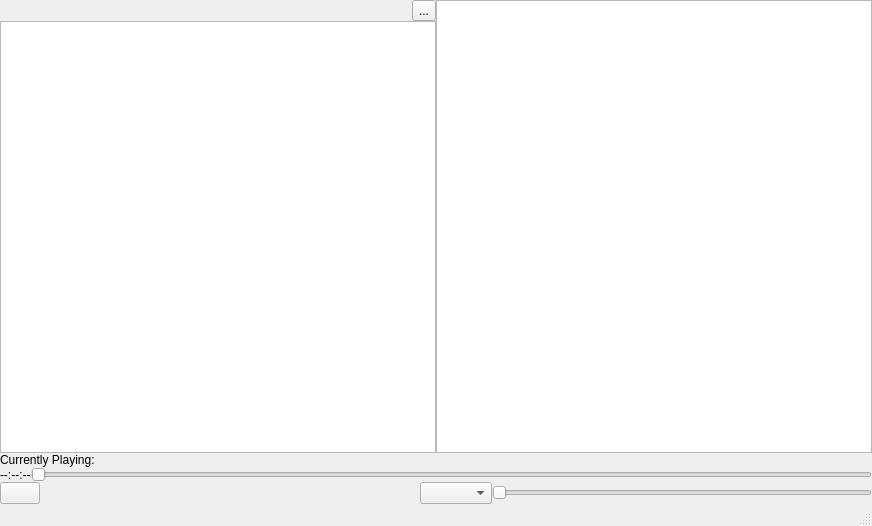
First picture: the form in src/ui-element/MainWindow.ui, repository Otakukingdom/Nodoka, before the edit.
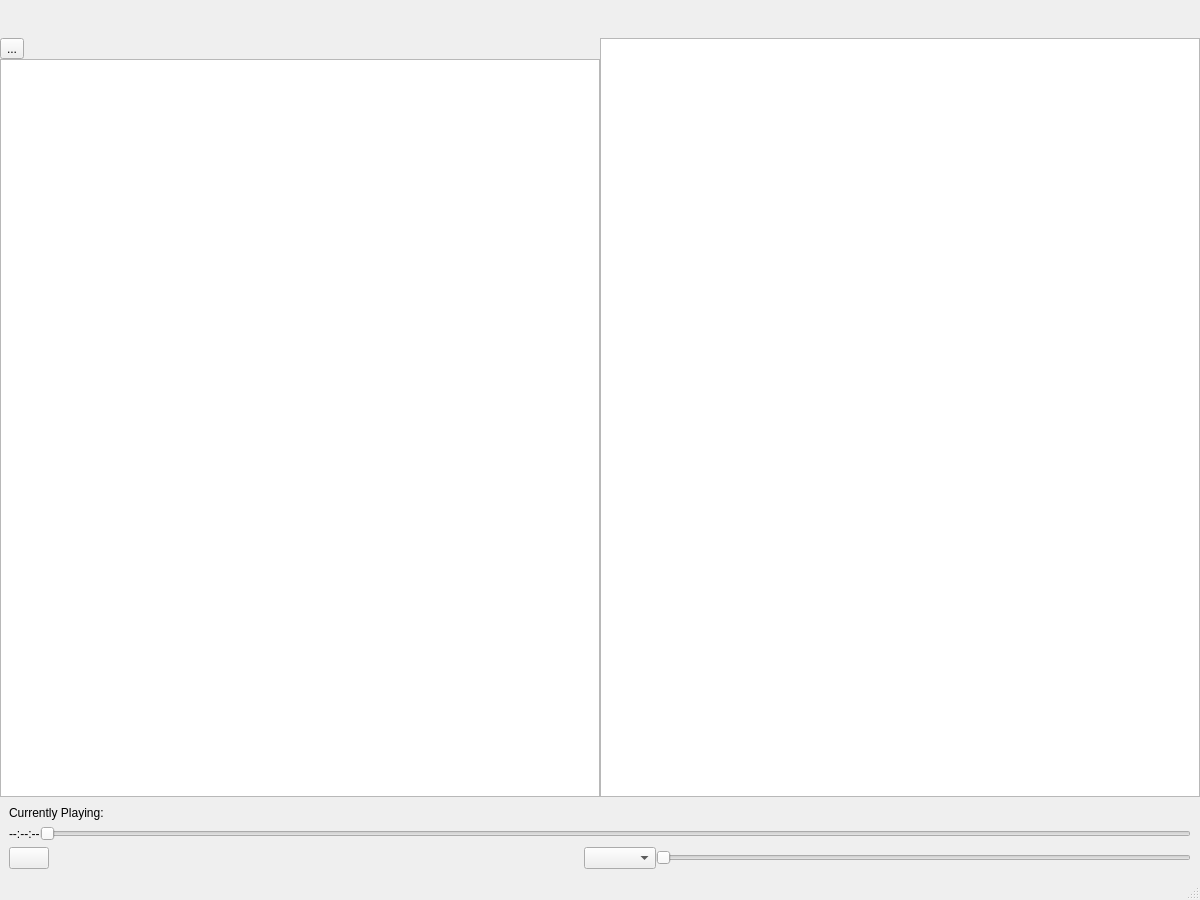
Second picture: the form after the edit. Icons and pictures are not drawn.

What changed in the file:
```diff
--- a/src/ui-element/MainWindow.ui
+++ b/src/ui-element/MainWindow.ui
@@ -6,8 +6,8 @@
    <rect>
     <x>0</x>
     <y>0</y>
-    <width>872</width>
-    <height>526</height>
+    <width>1200</width>
+    <height>900</height>
    </rect>
   </property>
   <property name="windowTitle">
@@ -21,7 +21,7 @@
    <string notr="true"/>
   </property>
   <widget class="QWidget" name="centralwidget">
-   <layout class="QVBoxLayout" name="verticalLayout_2">
+   <layout class="QVBoxLayout" name="mainVerticalLayout">
     <property name="spacing">
      <number>0</number>
     </property>
@@ -38,29 +38,66 @@
      <number>0</number>
     </property>
     <item>
-     <layout class="QHBoxLayout" name="horizontalLayout_4">
+     <widget class="QWidget" name="topHorizontalWidget" native="true">
+      <layout class="QHBoxLayout" name="topHorizontalLayout" stretch="33,55">
+       <item>
+        <spacer name="horizontalSpacer_2">
+         <property name="orientation">
+          <enum>Qt::Horizontal</enum>
+         </property>
+         <property name="sizeHint" stdset="0">
+          <size>
+           <width>40</width>
+           <height>20</height>
+          </size>
+         </property>
+        </spacer>
+       </item>
+       <item>
+        <spacer name="horizontalSpacer_3">
+         <property name="orientation">
+          <enum>Qt::Horizontal</enum>
+         </property>
+         <property name="sizeHint" stdset="0">
+          <size>
+           <width>40</width>
+           <height>20</height>
+          </size>
+         </property>
+        </spacer>
+       </item>
+      </layout>
+     </widget>
+    </item>
+    <item>
+     <layout class="QHBoxLayout" name="fileHorizontalLayout" stretch="0,0">
       <property name="spacing">
        <number>0</number>
       </property>
       <item>
+       <widget class="QWidget" name="audiobookViewVertical" native="true">
        <layout class="QVBoxLayout" name="verticalLayout">
+         <property name="spacing">
+          <number>0</number>
+         </property>
+         <property name="leftMargin">
+          <number>0</number>
+         </property>
+         <property name="topMargin">
+          <number>0</number>
+         </property>
+         <property name="rightMargin">
+          <number>0</number>
+         </property>
+         <property name="bottomMargin">
+          <number>0</number>
+         </property>
         <item>
          <layout class="QHBoxLayout" name="horizontalLayout_2">
           <property name="spacing">
            <number>0</number>
           </property>
-          <item>
-           <spacer name="horizontalSpacer_2">
-            <property name="orientation">
-             <enum>Qt::Horizontal</enum>
-            </property>
-            <property name="sizeHint" stdset="0">
-             <size>
-              <width>40</width>
-              <height>20</height>
-             </size>
-            </property>
-           </spacer>
+          </layout>
           </item>
           <item>
            <widget class="QToolButton" name="abToolButton">
@@ -69,32 +106,41 @@
             </property>
            </widget>
           </item>
-         </layout>
-        </item>
-        <item>
-         <layout class="QHBoxLayout" name="horizontalLayout_3">
-          <property name="spacing">
-           <number>0</number>
-          </property>
-         </layout>
-        </item>
         <item>
          <widget class="QListView" name="audiobookView"/>
         </item>
        </layout>
+       </widget>
       </item>
       <item>
+       <widget class="QWidget" name="fileViewVertical" native="true">
        <layout class="QVBoxLayout" name="verticalLayout_3">
         <property name="spacing">
          <number>0</number>
         </property>
+         <property name="leftMargin">
+          <number>0</number>
+         </property>
+         <property name="topMargin">
+          <number>0</number>
+         </property>
+         <property name="rightMargin">
+          <number>0</number>
+         </property>
+         <property name="bottomMargin">
+          <number>0</number>
+         </property>
         <item>
          <widget class="QListView" name="fileView"/>
         </item>
        </layout>
+       </widget>
       </item>
      </layout>
     </item>
+    <item>
+     <widget class="QWidget" name="playerVerticalWidget" native="true">
+      <layout class="QVBoxLayout" name="playerVerticalLayout">
     <item>
      <widget class="QLabel" name="currentlyPlayingLabel">
       <property name="text">
@@ -103,7 +149,7 @@
      </widget>
     </item>
     <item>
-     <layout class="QHBoxLayout" name="horizontalLayout">
+        <layout class="QHBoxLayout" name="progressBarLayout">
       <property name="spacing">
        <number>0</number>
       </property>
@@ -171,9 +217,9 @@
      </layout>
     </item>
    </layout>
-   <zorder>currentlyPlayingLabel</zorder>
-   <zorder>horizontalSpacer_3</zorder>
-   <zorder>horizontalLayoutWidget</zorder>
+     </widget>
+    </item>
+   </layout>
   </widget>
   <widget class="QStatusBar" name="statusbar"/>
   <action name="actionSettings">
```
Lines whose indentation alone changed are shown as unchanged.
